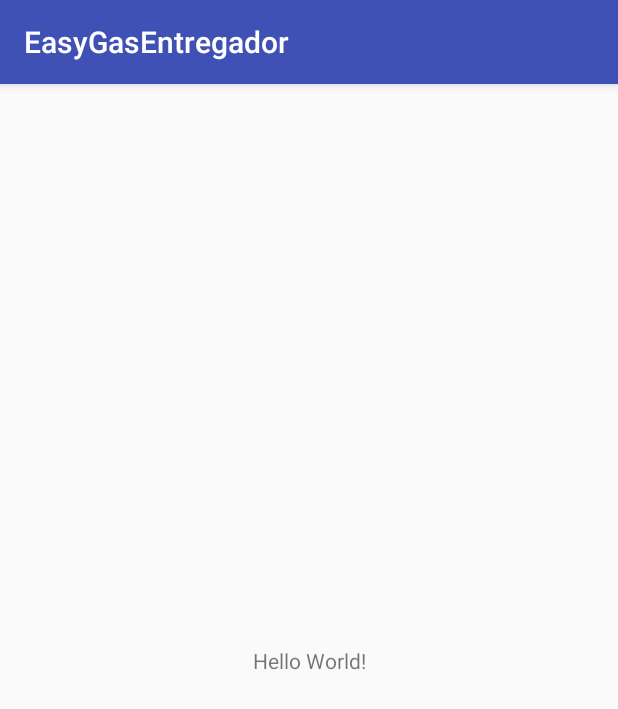
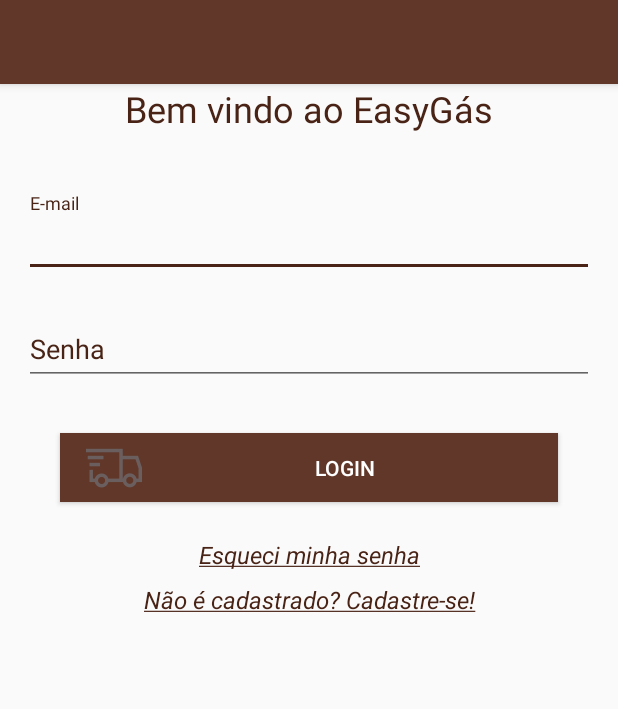
Before and after one commit to RafaelCarlos/EasyGasEntregador, an Android app: the screen it shows after launch (MainActivity before the commit, LoginActivity after it), on a phone screen of 412 x 824 dp. Shown: the top 709 px of the screen. Run offline under Robolectric (Android 15) with nearby library versions, the phone set to English and light mode, and no system bars; our stand-ins replace ButterKnife; libraries missing offline, so code that uses them is left out: com.afollestad.materialdialogs.

Commit message:
Iniciando repositório

```diff
--- a/app/src/main/AndroidManifest.xml
+++ b/app/src/main/AndroidManifest.xml
@@ -3,13 +3,16 @@
     package="com.codigo.rafael.easygasentregador">
 
     <application
+        android:name=".MainApplication"
         android:allowBackup="true"
         android:icon="@mipmap/ic_launcher"
         android:label="@string/app_name"
         android:roundIcon="@mipmap/ic_launcher_round"
         android:supportsRtl="true"
         android:theme="@style/AppTheme">
-        <activity android:name=".MainActivity">
+        <activity android:name=".MainActivity" />
+
+        <activity android:name=".user.LoginActivity">
             <intent-filter>
                 <action android:name="android.intent.action.MAIN" />
 
--- /dev/null
+++ b/app/src/main/java/com/codigo/rafael/easygasentregador/user/LoginActivity.java
@@ -0,0 +1,235 @@
+package com.codigo.rafael.easygasentregador.user;
+
+import android.content.Context;
+import android.content.DialogInterface;
+import android.content.Intent;
+import android.content.SharedPreferences;
+import android.graphics.Color;
+import android.graphics.Typeface;
+import android.os.Bundle;
+import android.support.annotation.NonNull;
+import android.support.v7.app.AlertDialog;
+import android.support.v7.app.AppCompatActivity;
+import android.text.SpannableString;
+import android.text.style.StyleSpan;
+import android.text.style.UnderlineSpan;
+import android.util.Log;
+import android.view.KeyEvent;
+import android.view.View;
+import android.view.inputmethod.EditorInfo;
+import android.widget.Button;
+import android.widget.EditText;
+import android.widget.TextView;
+import android.widget.Toast;
+
+import com.afollestad.materialdialogs.MaterialDialog;
+import com.codigo.rafael.easygasentregador.MainActivity;
+import com.codigo.rafael.easygasentregador.R;
+
+
+import org.json.JSONException;
+
+import butterknife.Bind;
+import butterknife.ButterKnife;
+
+public class LoginActivity extends AppCompatActivity {
+
+    private static final String TAG = "LoginActivity";
+    private static final int REQUEST_SIGNUP = 0;
+    private static final String chaveFacebook = "+F7e0vDnxU8H4co9SGbWQVmkNKY=";
+    private static final String hashFacebook = "Hni6PDUXmVmo09glvl3+iicOtNo=";
+    private static final String shaGoogle = "4A:E2:9D:23:C1:66:F0:C5:E2:B2:F0:60:D0:E8:87:EF:43:9F:F9:12";
+    private static final String clientIDGoogle = "313647538384-aqaid1nb1b12ujhl17ibaltbqu6gg2v5.apps.googleusercontent.com ";
+    private static final String chaveGoogle = "GS18lbMtmrDtk_evc01RNLtO ";
+    private static final int RC_SIGN_IN = 0;
+    @Bind(R.id.et_email_login_activity)
+    EditText _emailText;
+    @Bind(R.id.et_senha_login_activity)
+    EditText _passwordText;
+    @Bind(R.id.btn_login)
+    Button _loginButton;
+    @Bind(R.id.link_signup)
+    TextView _signupLink;
+    @Bind(R.id.link_esqueci_senha)
+    TextView esqueciSenha;
+
+    private SharedPreferences preferences;
+
+    private String email;
+    private Bundle parametr;
+    private Button btGoogle;
+
+    @Override
+    public void onCreate(Bundle savedInstanceState) {
+        super.onCreate(savedInstanceState);
+        setContentView(R.layout.activity_login);
+        ButterKnife.bind(this);
+
+
+        parametr = new Bundle();
+
+        preferences = getSharedPreferences("pref", Context.MODE_PRIVATE);
+        String login = preferences.getString("login", null);
+        String senha = preferences.getString("senha", null);
+
+
+        if (login != null && senha != null) {
+            Intent intent = new Intent(LoginActivity.this, MainActivity.class);
+            startActivity(intent);
+//            finish();
+        }
+
+        SpannableString spanString2 = new SpannableString(esqueciSenha.getText().toString());
+        spanString2.setSpan(new UnderlineSpan(), 0, spanString2.length(), 0);
+        spanString2.setSpan(new StyleSpan(Typeface.ITALIC), 0, spanString2.length(), 0);
+        esqueciSenha.setText(spanString2);
+
+        SpannableString spanString = new SpannableString(_signupLink.getText().toString());
+        spanString.setSpan(new UnderlineSpan(), 0, spanString.length(), 0);
+        spanString.setSpan(new StyleSpan(Typeface.ITALIC), 0, spanString.length(), 0);
+        _signupLink.setText(spanString);
+
+
+        _loginButton.setOnClickListener(new View.OnClickListener() {
+
+            @Override
+            public void onClick(View v) {
+                login();
+            }
+        });
+
+        esqueciSenha.setOnClickListener(new View.OnClickListener() {
+            @Override
+            public void onClick(View v) {
+                mensagem();
+            }
+        });
+
+        _passwordText.setOnEditorActionListener(new TextView.OnEditorActionListener() {
+            @Override
+            public boolean onEditorAction(TextView textView, int actionId, KeyEvent keyEvent) {
+                if (keyEvent != null && KeyEvent.KEYCODE_ENTER == keyEvent.getKeyCode() || actionId == EditorInfo.IME_ACTION_DONE) {
+                    login();
+
+                }
+
+                return false;
+            }
+
+        });
+    }
+
+
+    public void login() {
+        Log.d(TAG, "Login");
+
+        if (!validate()) {
+            onLoginFailed();
+            return;
+        }
+
+        _loginButton.setEnabled(false);
+
+//        final ProgressDialog progressDialog = new ProgressDialog(LoginActivity.this,
+//                R.style.Theme_MyTheme);
+//        progressDialog.setIndeterminate(true);
+//        progressDialog.setMessage("Autenticando...");
+//        progressDialog.show();
+
+        final MaterialDialog dialog = new MaterialDialog.Builder(this)
+                .title("")
+                .content("Autenticando" + "\nPor favor, aguarde...")
+                .icon(getResources().getDrawable(R.mipmap.ic_truck))
+                .canceledOnTouchOutside(false)
+                .contentColorRes(R.color.colorAccent)
+                .progress(true, 0)
+                .show();
+
+
+        String email = _emailText.getText().toString();
+        String password = _passwordText.getText().toString();
+
+        // TODO: Implement your own authentication logic here.
+
+        new android.os.Handler().postDelayed(
+                new Runnable() {
+                    public void run() {
+                        // On complete call either onLoginSuccess or onLoginFailed
+                        onLoginSuccess();
+                        // onLoginFailed();
+//                        progressDialog.dismiss();
+                        dialog.dismiss();
+                    }
+                }, 2000);
+    }
+
+
+    @Override
+    protected void onActivityResult(int requestCode, int resultCode, Intent data) {
+        if (requestCode == REQUEST_SIGNUP) {
+            if (resultCode == RESULT_OK) {
+
+                // TODO: Implement successful signup logic here
+                // By default we just finish the Activity and log them in automatically
+                this.finish();
+            }
+        }
+    }
+
+    public void onLoginSuccess() {
+        _loginButton.setEnabled(true);
+        startActivity(new Intent(this, MainActivity.class));
+        finish();
+    }
+
+    public void onLoginFailed() {
+        Toast.makeText(getBaseContext(), "Login falhou", Toast.LENGTH_LONG).show();
+
+        _loginButton.setEnabled(true);
+    }
+
+    public boolean validate() {
+        boolean valid = true;
+
+        String email = _emailText.getText().toString();
+        String password = _passwordText.getText().toString();
+
+        if (email.isEmpty() || !android.util.Patterns.EMAIL_ADDRESS.matcher(email).matches()) {
+            _emailText.setError("Insira um email válido");
+            valid = false;
+        } else {
+            _emailText.setError(null);
+        }
+
+        if (password.isEmpty() || password.length() < 1 || password.length() > 15) {
+            _passwordText.setError("A senha deve ter entre 4 e 10 caracteres");
+            valid = true;
+        } else {
+            _passwordText.setError(null);
+        }
+
+        return valid;
+    }
+
+    private void mensagem() {
+        EditText campo = new EditText(this);
+        campo.setTextColor(Color.WHITE);
+        AlertDialog.Builder dialog = new AlertDialog.Builder(this, R.style.AppTheme);
+        dialog.setTitle("Insira seu email")
+                .setMessage("Email: ")
+                .setView(campo)
+                .setPositiveButton("Enviar", new DialogInterface.OnClickListener() {
+                    @Override
+                    public void onClick(DialogInterface dialog, int which) {
+                        Toast.makeText(LoginActivity.this, "Email de recuperação de senha enviado com sucesso!", Toast.LENGTH_SHORT).show();
+                    }
+                })
+                .setNegativeButton("Cancelar", new DialogInterface.OnClickListener() {
+                    @Override
+                    public void onClick(DialogInterface dialog, int which) {
+                        dialog.dismiss();
+                    }
+                }).show();
+    }
+
+}
--- /dev/null
+++ b/app/src/main/res/layout/activity_login.xml
@@ -0,0 +1,161 @@
+<?xml version="1.0" encoding="utf-8"?>
+<LinearLayout xmlns:android="http://schemas.android.com/apk/res/android"
+    xmlns:app="http://schemas.android.com/apk/res-auto"
+    xmlns:tools="http://schemas.android.com/tools"
+    android:layout_width="match_parent"
+    android:layout_height="match_parent"
+    android:orientation="vertical"
+    tools:context="com.codigo.rafael.easygasentregador.user.LoginActivity">
+    <!--android:fitsSystemWindows="true"-->
+
+    <android.support.v7.widget.Toolbar
+        android:id="@+id/tb_login"
+        android:layout_width="match_parent"
+        android:layout_height="?attr/actionBarSize"
+        android:layout_alignParentLeft="true"
+        android:background="?attr/colorPrimary"
+        android:elevation="4dp"
+        android:minHeight="?attr/actionBarSize" />
+    <!--app:popupTheme="@style/ThemeOverlay.AppCompat.Light" -->
+
+    <ScrollView
+        android:layout_width="fill_parent"
+        android:layout_height="fill_parent">
+        <!--android:fitsSystemWindows="true"-->
+
+        <LinearLayout xmlns:android="http://schemas.android.com/apk/res/android"
+            xmlns:app="http://schemas.android.com/apk/res-auto"
+            xmlns:tools="http://schemas.android.com/tools"
+            android:layout_width="match_parent"
+            android:layout_height="match_parent"
+            android:orientation="vertical"
+            android:paddingLeft="16dp"
+            android:paddingRight="16dp">
+
+
+            <TextView
+                android:layout_width="wrap_content"
+                android:layout_height="wrap_content"
+                android:layout_gravity="center_horizontal"
+                android:layout_marginBottom="20dp"
+                android:text="Bem vindo ao EasyGás"
+                android:textColor="@color/colorAccent"
+                android:textSize="24sp" />
+
+            <!--  Email Label -->
+            <android.support.design.widget.TextInputLayout
+                android:layout_width="match_parent"
+                android:layout_height="wrap_content"
+                android:layout_marginBottom="8dp"
+                android:layout_marginTop="20dp"
+                android:textColorHint="@color/colorAccent">
+
+                <EditText
+                    android:id="@+id/et_email_login_activity"
+                    android:layout_width="match_parent"
+                    android:layout_height="wrap_content"
+                    android:hint="E-mail"
+                    android:inputType="textEmailAddress"
+                    android:textColor="@color/colorAccent"
+                    android:textColorHint="@color/colorAccent"
+                    tools:backgroundTint="@color/colorAccent" />
+            </android.support.design.widget.TextInputLayout>
+
+            <!--  Password Label -->
+            <android.support.design.widget.TextInputLayout
+                android:layout_width="match_parent"
+                android:layout_height="wrap_content"
+                android:layout_marginBottom="8dp"
+                android:layout_marginTop="8dp"
+                android:backgroundTint="@color/colorPrimaryDark"
+                android:textColorHint="@color/colorAccent">
+
+                <EditText
+                    android:id="@+id/et_senha_login_activity"
+                    android:layout_width="match_parent"
+                    android:layout_height="wrap_content"
+                    android:hint="Senha"
+                    android:imeActionLabel="Feito"
+                    android:imeOptions="actionDone"
+                    android:inputType="textPassword"
+                    android:textColor="@color/colorAccent"
+                    android:textColorHint="@color/colorAccent"
+                    tools:backgroundTint="@color/colorPrimaryDark" />
+            </android.support.design.widget.TextInputLayout>
+
+            <android.support.v7.widget.AppCompatButton
+                android:id="@+id/btn_login"
+                android:layout_width="fill_parent"
+                android:layout_height="46dp"
+                android:layout_marginBottom="24dp"
+                android:layout_marginLeft="24dp"
+                android:layout_marginRight="24dp"
+                android:layout_marginTop="24dp"
+                android:background="?attr/colorPrimary"
+                android:drawableLeft="@mipmap/ic_truck"
+                android:padding="12dp"
+                android:paddingLeft="24dp"
+                android:paddingRight="24dp"
+                android:shadowColor="@color/colorAccent"
+                android:text="Login"
+                android:textColor="#ffffff" />
+
+            <!--<android.support.v7.widget.AppCompatButton-->
+            <!--android:id="@+id/btn_facebook"-->
+            <!--android:layout_width="match_parent"-->
+            <!--android:layout_height="46dp"-->
+            <!--android:layout_marginBottom="24dp"-->
+            <!--android:layout_marginLeft="24dp"-->
+            <!--android:layout_marginRight="24dp"-->
+            <!--android:layout_marginTop="24dp"-->
+            <!--android:background="@color/colorFacebook"-->
+            <!--android:drawableLeft="@mipmap/ic_facebook"-->
+            <!--android:padding="12dp"-->
+            <!--android:paddingLeft="24dp"-->
+            <!--android:paddingRight="24dp"-->
+            <!--android:shadowColor="@color/colorAccent"-->
+            <!--android:text="Login Com Facebook"-->
+            <!--android:textColor="#ffffff" />-->
+
+
+            <!--<android.support.v7.widget.AppCompatButton-->
+            <!--android:id="@+id/btn_google"-->
+            <!--android:layout_width="match_parent"-->
+            <!--android:layout_height="46dp"-->
+            <!--android:layout_marginBottom="24dp"-->
+            <!--android:layout_marginLeft="24dp"-->
+            <!--android:layout_marginRight="24dp"-->
+            <!--android:layout_marginTop="24dp"-->
+            <!--android:background="@color/colorGradienteGoogle"-->
+            <!--android:drawableLeft="@mipmap/ic_google"-->
+            <!--android:drawablePadding="2dp"-->
+            <!--android:padding="12dp"-->
+            <!--android:paddingLeft="24dp"-->
+            <!--android:paddingRight="24dp"-->
+            <!--android:shadowColor="@color/colorAccent"-->
+            <!--android:text="Login Com Google"-->
+            <!--android:textColor="#ffffff" />-->
+
+            <TextView
+                android:id="@+id/link_esqueci_senha"
+                android:layout_width="fill_parent"
+                android:layout_height="wrap_content"
+                android:layout_marginBottom="8dp"
+                android:gravity="center"
+                android:text="Esqueci minha senha"
+                android:textColor="@color/colorAccent"
+                android:textSize="16dip" />
+
+            <TextView
+                android:id="@+id/link_signup"
+                android:layout_width="fill_parent"
+                android:layout_height="wrap_content"
+                android:layout_marginBottom="24dp"
+                android:gravity="center"
+                android:text="Não é cadastrado? Cadastre-se!"
+                android:textColor="@color/colorAccent"
+                android:textSize="16dip" />
+
+        </LinearLayout>
+    </ScrollView>
+</LinearLayout>
--- a/app/src/main/res/values/colors.xml
+++ b/app/src/main/res/values/colors.xml
@@ -1,6 +1,32 @@
 <?xml version="1.0" encoding="utf-8"?>
 <resources>
-    <color name="colorPrimary">#3F51B5</color>
-    <color name="colorPrimaryDark">#303F9F</color>
-    <color name="colorAccent">#FF4081</color>
+
+
+    <color name="grey">#ddd</color>
+    <color name="black">#000</color>
+
+    <color name="colorPrimaryLight">#00c9af</color>
+    <color name="colorPrimary">#603728</color>
+    <color name="colorPrimaryDark">#492416</color>
+    <color name="colorPrimarytext">#212121</color>
+    <color name="colorSecondText">#e6dfdf</color>
+    <color name="coloLink">#1ea4f7</color>
+    <color name="colorDivider">#492416</color>
+    <color name="colorFundoFeedback">#F5F5F5</color>
+    <color name="colorFacebook">#304fb5</color>
+    <color name="colorGradienteGoogle">#d1492e</color>
+    <color name="iron">#CCCCCC</color>
+    <color name="white">#FFFFFF</color>
+    <color name="colorAccent">#492416</color>
+    <color name="colorTema">#603728</color>
+    <color name="colorTemaMenu">#FF908E8E</color>
+
+    <color name="primary">#E43F3F</color>
+    <color name="primary_dark">#E12929</color>
+    <color name="primary_darker">#CC1D1D</color>
+    <color name="accent">#e5e2e2</color>
+
+    <color name="colorFAB">#1976D2</color>
+    <color name="colorFABPressed">#D32F2F</color>
+    <color name="colorFeedback">#837c7c</color>
 </resources>
--- a/app/src/main/res/values/styles.xml
+++ b/app/src/main/res/values/styles.xml
@@ -6,6 +6,32 @@
         <item name="colorPrimary">@color/colorPrimary</item>
         <item name="colorPrimaryDark">@color/colorPrimaryDark</item>
         <item name="colorAccent">@color/colorAccent</item>
+        <item name="windowActionBar">false</item>
+        <item name="windowNoTitle">true</item>
     </style>
 
+
+    <style name="Theme.MyTheme" parent="MaterialDrawerTheme.Light.DarkToolbar.TranslucentStatus">
+        <!-- colorPrimary is used for the default action bar background -->
+        <item name="colorPrimary">@color/colorTema</item>
+        <item name="android:windowDrawsSystemBarBackgrounds">false</item>
+        <item name="android:statusBarColor">@color/colorPrimaryDark</item>
+        <!-- colorPrimaryDark is used for the status bar -->
+        <item name="colorPrimaryDark">@color/colorAccent</item>
+
+        <!-- colorAccent is used as the default value for colorControlActivated,
+             which is used to tint widgets -->
+        <item name="colorAccent">@color/colorAccent</item>
+
+        <!-- You can also set colorControlNormal, colorControlActivated
+             colorControlHighlight, and colorSwitchThumbNormal. -->
+
+        <item name="material_drawer_divider">@color/colorPrimary</item>
+        <item name="colorControlNormal">@android:color/white</item>
+        <item name="windowActionBar">false</item>
+        <item name="windowNoTitle">true</item>
+        <!-- MaterialDrawer specific values -->
+        <item name="material_drawer_primary_text">@color/colorPrimarytext</item>
+        <item name="material_drawer_selected_text">@color/colorPrimary</item>
+    </style>
 </resources>
```
Also changed, not shown: app/build.gradle (+9 -0 lines), app/src/main/ic_truck-web.png (added), app/src/main/res/mipmap-hdpi/ic_truck.png (added), app/src/main/res/mipmap-mdpi/ic_truck.png (added), app/src/main/res/mipmap-xhdpi/ic_truck.png (added), app/src/main/res/mipmap-xxhdpi/ic_truck.png (added), app/src/main/res/mipmap-xxxhdpi/ic_truck.png (added).
